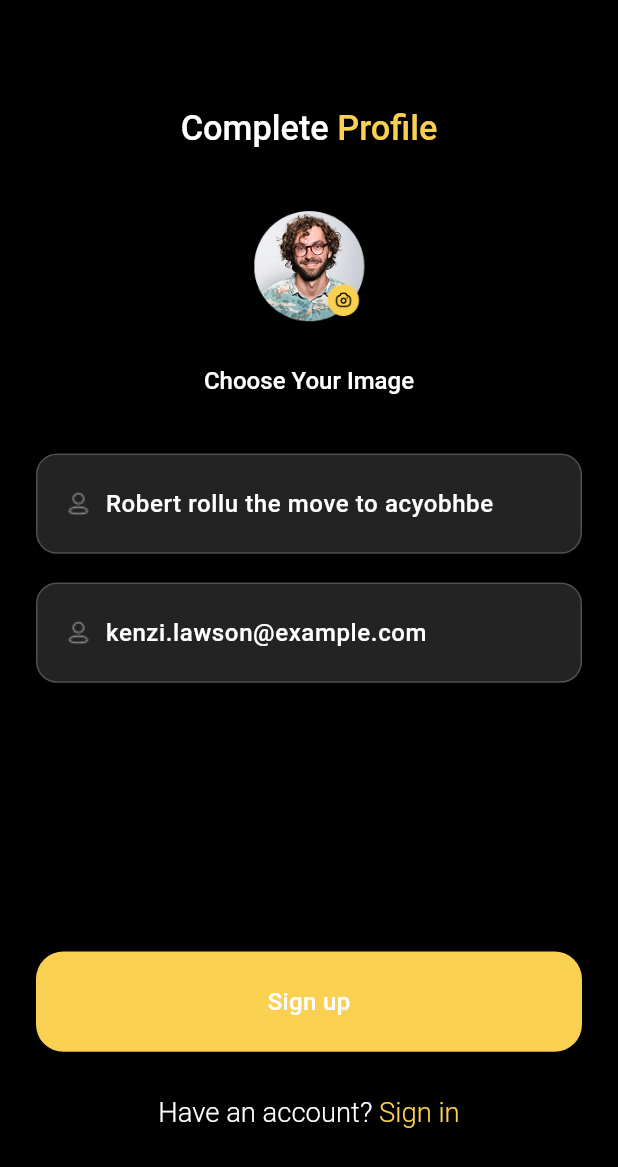
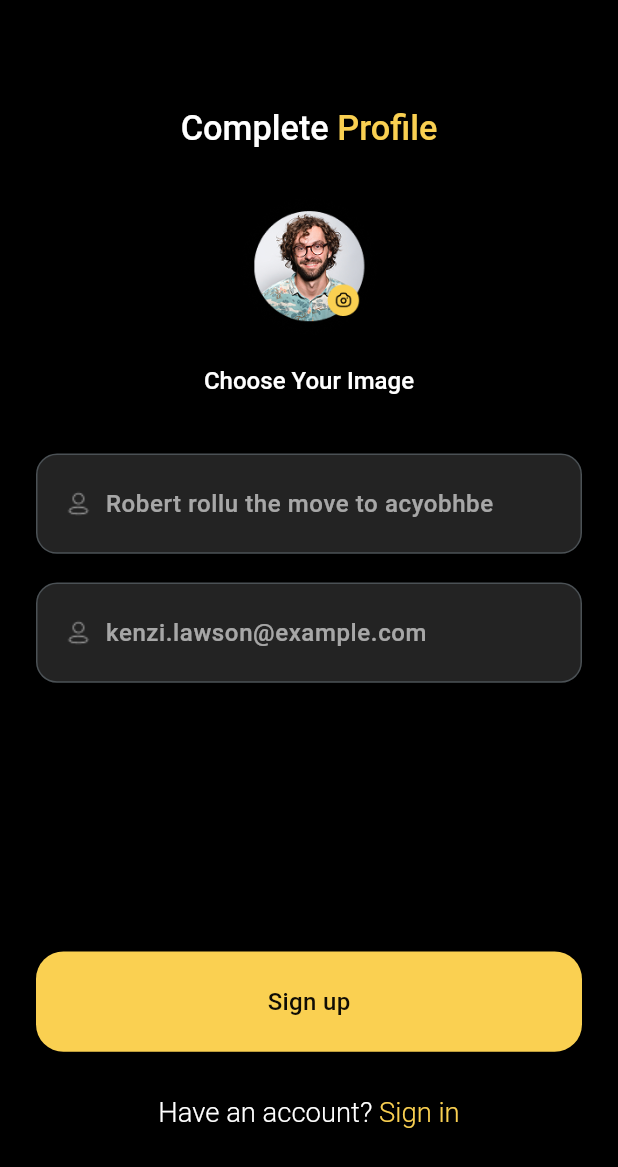
Before and after one commit to backbencherstudio/Sleep-Soundscape, a Flutter app: the LoginScreen screen opened by its route, after a tap on "Sign up", on a phone screen of 412 x 824 dp. Shown: the top 1167 px of the screen. Run offline on Flutter 3.47's test engine with Material 3 defaults, Android fonts, the phone set to English and light mode, and no system bars; our stand-ins replace flutter_screenutil, image_picker.

Commit message:
text color

```diff
--- a/lib/view/Login_Screen/completeProfile_Screen.dart
+++ b/lib/view/Login_Screen/completeProfile_Screen.dart
@@ -84,7 +84,7 @@ class CompleteprofileScreen extends StatelessWidget {
                           style: Theme.of(
                             context,
                           ).textTheme.bodySmall!.copyWith(
-                            color: Color(0xFFFFFFFFF),
+                            color: Color(0xFFFFFFFFF).withOpacity(0.6),
                             fontWeight: FontWeight.w500,
                             fontSize: 14.sp,
                           ),
@@ -112,7 +112,7 @@ class CompleteprofileScreen extends StatelessWidget {
                           style: Theme.of(
                             context,
                           ).textTheme.bodySmall!.copyWith(
-                            color: Color(0xFFFFFFFFF),
+                            color: Color(0xFFFFFFFFF).withOpacity(0.6),
                             fontWeight: FontWeight.w500,
                             fontSize: 14.sp,
                           ),
--- a/lib/view/Login_Screen/widget/inputDecoration.dart
+++ b/lib/view/Login_Screen/widget/inputDecoration.dart
@@ -12,7 +12,7 @@ InputDecoration inputDecoration(
     filled: true,
     labelText: lebel,
     labelStyle: Theme.of(context).textTheme.bodySmall!.copyWith(
-      color: Color(0xFFFFFFFFF),
+      color: Color(0xFFFFFFFFF).withOpacity(0.6),
       fontWeight: FontWeight.w500,
       fontSize: 14.sp,
     ),
--- a/lib/view/Login_Screen/widget/myButton.dart
+++ b/lib/view/Login_Screen/widget/myButton.dart
@@ -24,7 +24,11 @@ class Mybutton extends StatelessWidget {
           borderRadius: BorderRadius.circular(16.r),
           color: color,
         ),
-        child: Center(child: Text(text)),
+        child: Center(child: Text(text,
+      style:TextStyle(
+        color: Color(0xFF0000000)
+      )
+        )),
       ),
     );
   }
```
